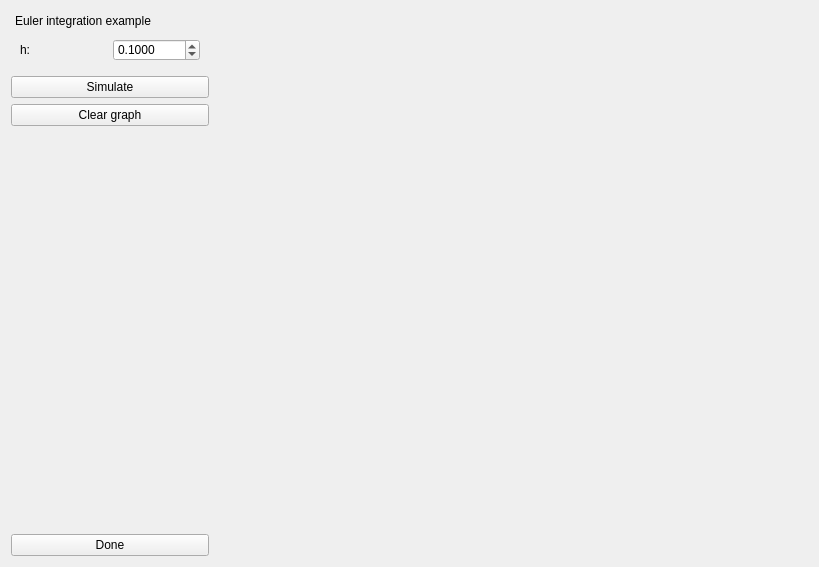
This is mapclientplugins/simulationtask2step/qt/simulationtask2widget.ui in mapclient-plugins/mapclientplugins.simulationtask2step as Qt 5 draws it before an edit. The edited form follows.
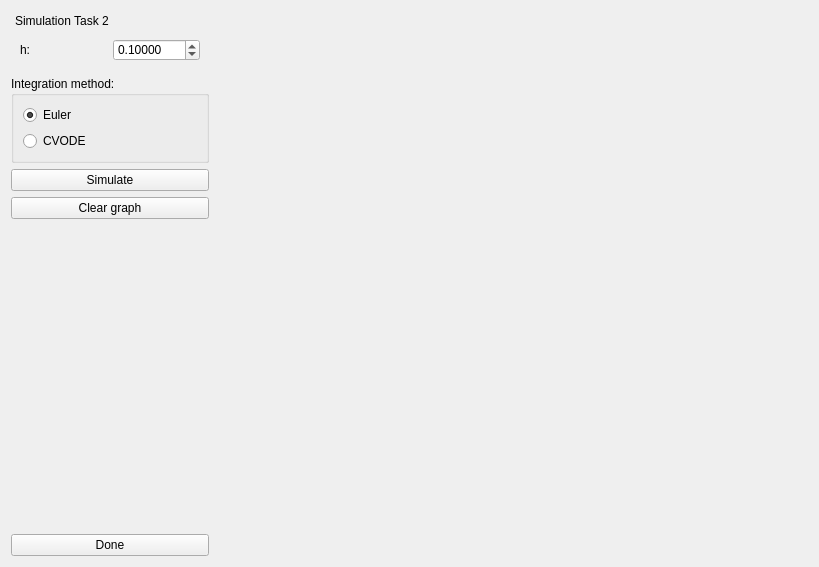
This is the edited form.

Commit message: more updates to migrate Euler integration step to be suitable for simulation task 2

The edit to the form file:
```diff
--- a/mapclientplugins/simulationtask2step/qt/simulationtask2widget.ui
+++ b/mapclientplugins/simulationtask2step/qt/simulationtask2widget.ui
@@ -46,7 +46,7 @@
       <set>QDockWidget::NoDockWidgetFeatures</set>
      </property>
      <property name="windowTitle">
-      <string>Euler integration example</string>
+      <string>Simulation Task 2</string>
      </property>
      <widget class="QWidget" name="dockWidgetContents">
       <layout class="QVBoxLayout" name="verticalLayout">
@@ -77,7 +77,7 @@
             <item>
              <widget class="QDoubleSpinBox" name="stepSizeSpinBox">
               <property name="decimals">
-               <number>4</number>
+               <number>5</number>
               </property>
               <property name="maximum">
                <double>1.000000000000000</double>
@@ -95,6 +95,41 @@
          </layout>
         </widget>
        </item>
+       <item>
+        <widget class="QGroupBox" name="groupBox">
+         <property name="title">
+          <string>Integration method:</string>
+         </property>
+         <property name="flat">
+          <bool>false</bool>
+         </property>
+         <property name="checkable">
+          <bool>false</bool>
+         </property>
+         <layout class="QVBoxLayout" name="verticalLayout_3">
+          <item>
+           <widget class="QRadioButton" name="radioButton">
+            <property name="text">
+             <string>Euler</string>
+            </property>
+            <property name="checked">
+             <bool>true</bool>
+            </property>
+           </widget>
+          </item>
+          <item>
+           <widget class="QRadioButton" name="radioButton_2">
+            <property name="text">
+             <string>CVODE</string>
+            </property>
+            <property name="checked">
+             <bool>false</bool>
+            </property>
+           </widget>
+          </item>
+         </layout>
+        </widget>
+       </item>
        <item>
         <widget class="QPushButton" name="simulateButton">
          <property name="text">
```
Left out of the diff: 6 changed lines with no effect on the pictures. The commit also changes 2 other files.
